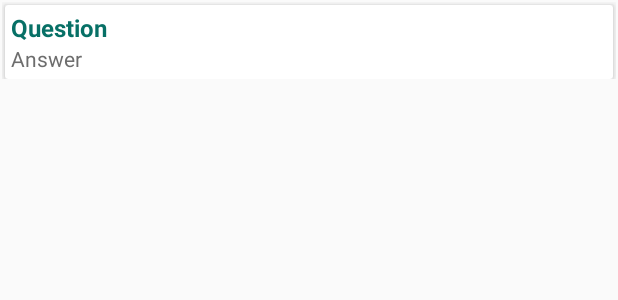
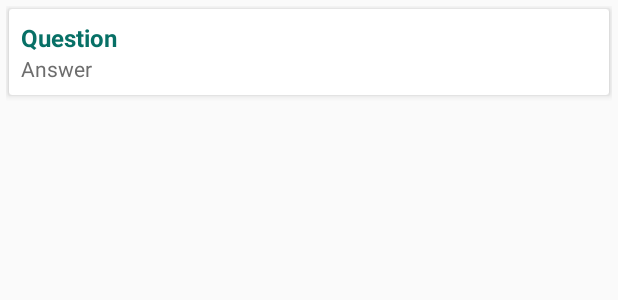
Before and after one commit to Akanshi32/GDGVITVellore, an Android app: the layout card_faqs.xml on its own in the app's theme, with its tools: preview values and no code run, on a phone screen of 412 x 824 dp. Shown: the top 300 px of the screen. Run offline under Robolectric (Android 15) with nearby library versions, the phone set to English and light mode, and no system bars.

Commit message:
faq modified

```diff
--- a/app/src/main/res/layout/card_faqs.xml
+++ b/app/src/main/res/layout/card_faqs.xml
@@ -1,7 +1,7 @@
 <?xml version="1.0" encoding="utf-8"?>
 <LinearLayout xmlns:android="http://schemas.android.com/apk/res/android"
     android:layout_width="match_parent"
-    android:padding="1dp"
+    android:padding="4dp"
     android:layout_height="wrap_content"
     android:orientation="vertical">
     <android.support.v7.widget.CardView
@@ -11,16 +11,16 @@
         android:layout_width="match_parent"
         android:layout_height="match_parent"
         android:layout_marginTop="2dp"
-        android:padding="1dp"
         android:layout_marginLeft="2dp"
         android:layout_marginRight="2dp"
         card_view:cardCornerRadius="2dp"
+        android:layout_marginBottom="4dp"
         card_view:cardElevation="3dp">
         <LinearLayout
             android:layout_width="match_parent"
             android:layout_height="match_parent"
             android:orientation="vertical"
-            android:padding="4dp">
+            android:padding="8dp">
             <TextView
                 android:layout_width="wrap_content"
                 android:layout_height="wrap_content"
--- a/app/src/main/res/layout/fragment_faqs.xml
+++ b/app/src/main/res/layout/fragment_faqs.xml
@@ -2,11 +2,11 @@
     android:layout_width="match_parent"
     android:layout_height="match_parent"
     android:background="#f5f5f5"
-    android:paddingTop="5dp"
+    android:paddingTop="8dp"
     android:orientation="vertical"
     >
     <android.support.v7.widget.RecyclerView
-        android:layout_marginTop="7dp"
+        android:layout_marginTop="8dp"
         android:layout_marginBottom="1dp"
         android:padding="3dp"
         android:layout_width="match_parent"
```
